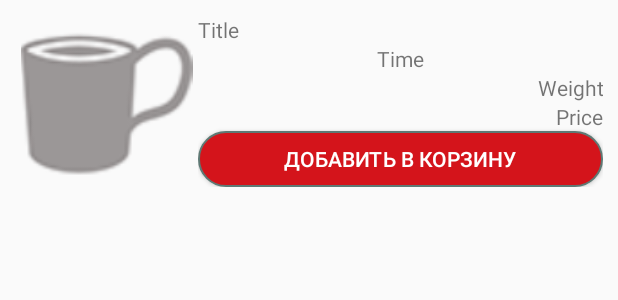
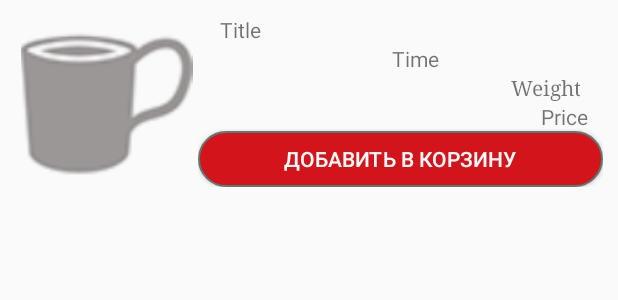
Before and after one commit to sharafutdinovazat/BigChefCafe, an Android app: the layout dish_rec.xml on its own in the app's theme, with its tools: preview values and no code run, on a phone screen of 412 x 824 dp. Shown: the top 300 px of the screen. Run offline under Robolectric (Android 15) with nearby library versions, the phone set to English and light mode, and no system bars.

Commit message:
Магия иконок

```diff
--- a/app/src/main/java/com/example/bigchirfufa/MenuRecyclerAdapter.java
+++ b/app/src/main/java/com/example/bigchirfufa/MenuRecyclerAdapter.java
@@ -56,7 +56,7 @@ public class MenuRecyclerAdapter extends RecyclerView.Adapter<MenuRecyclerAdapte
             super(view);
             mTextViewTitle = view.findViewById(R.id.titleRC);
             mTextViewPrice = view.findViewById(R.id.priceRC);
-            mTextViewWeight = view.findViewById(R.id.weightRC);
+            mTextViewWeight = view.findViewById(R.id.weightRc);
             mTextViewTime = view.findViewById(R.id.timeRC);
             mImageView = view.findViewById(R.id.imageRc);
             mButtonAdd = view.findViewById(R.id.button_add_recycler);
--- a/app/src/main/res/layout/app_bar_main.xml
+++ b/app/src/main/res/layout/app_bar_main.xml
@@ -22,10 +22,11 @@
             <ImageView
 
                 android:layout_width="55dp"
-                android:layout_height="match_parent"
+                android:layout_height="55dp"
                 android:layout_gravity="center"
+                android:layout_marginTop="5dp"
                 android:src="@drawable/bigchief_logo"
-                android:visibility="gone" />
+                android:visibility="visible" />
 
             <TextView
                 android:id="@+id/summaKorzina"
--- a/app/src/main/res/layout/dish_rec.xml
+++ b/app/src/main/res/layout/dish_rec.xml
@@ -29,6 +29,7 @@
                 android:layout_width="match_parent"
                 android:layout_height="wrap_content"
                 android:layout_gravity="center"
+                android:layout_marginLeft="10dp"
                 android:text="Title"
                 android:textSize="14sp" />
 
@@ -37,24 +38,28 @@
                 android:layout_width="match_parent"
                 android:layout_height="wrap_content"
                 android:layout_gravity="center"
+                android:layout_marginLeft="10dp"
                 android:gravity="center"
                 android:text="Time"
                 android:textSize="14sp" />
 
             <TextView
-                android:id="@+id/weightRC"
+                android:id="@+id/weightRc"
                 android:layout_width="match_parent"
                 android:layout_height="wrap_content"
                 android:layout_gravity="center"
+                android:layout_marginRight="10dp"
                 android:gravity="right"
                 android:text="Weight"
-                android:textSize="14sp" />
+                android:textSize="14sp"
+                android:typeface="serif" />
 
             <TextView
                 android:id="@+id/priceRC"
                 android:layout_width="match_parent"
                 android:layout_height="wrap_content"
                 android:layout_gravity="right|center_vertical"
+                android:layout_marginRight="10dp"
                 android:gravity="right"
                 android:text="Price"
                 android:textSize="14sp" />
```
Also changed, not shown: app/src/main/res/drawable/bigchief_logo.xml (+2 -3 lines), app/src/main/res/mipmap-hdpi/ic_launcher.png, app/src/main/res/mipmap-hdpi/ic_launcher_round.png, app/src/main/res/mipmap-mdpi/ic_launcher.png, app/src/main/res/mipmap-mdpi/ic_launcher_round.png, app/src/main/res/mipmap-xhdpi/ic_launcher.png, app/src/main/res/mipmap-xhdpi/ic_launcher_round.png, app/src/main/res/mipmap-xxhdpi/ic_launcher.png, app/src/main/res/mipmap-xxhdpi/ic_launcher_round.png, app/src/main/res/mipmap-xxxhdpi/ic_launcher.png, app/src/main/res/mipmap-xxxhdpi/ic_launcher_round.png.
